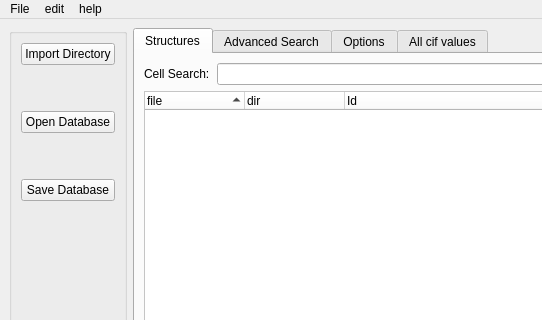
dkratzert/StructureFinder, file stdb_main.ui: the form before one commit; both pictures show x 0 to 542 and y 0 to 320 of the 1030 by 751 pixel window.
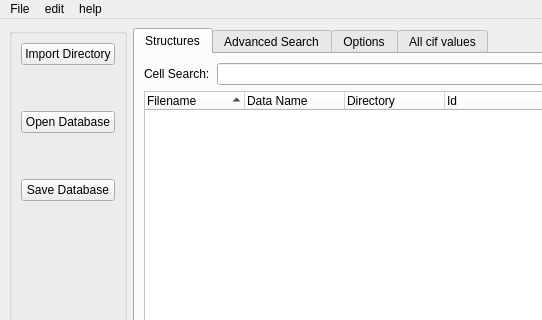
The form after the commit.

What changed in the file:
```diff
--- a/stdb_main.ui
+++ b/stdb_main.ui
@@ -167,12 +167,17 @@
             </property>
             <column>
              <property name="text">
-              <string>file</string>
+              <string>Filename</string>
              </property>
             </column>
             <column>
              <property name="text">
-              <string>dir</string>
+              <string>Data Name</string>
+             </property>
+            </column>
+            <column>
+             <property name="text">
+              <string>Directory</string>
              </property>
             </column>
             <column>
```
Left out of the diff: 5 changed lines with no effect on the pictures.
